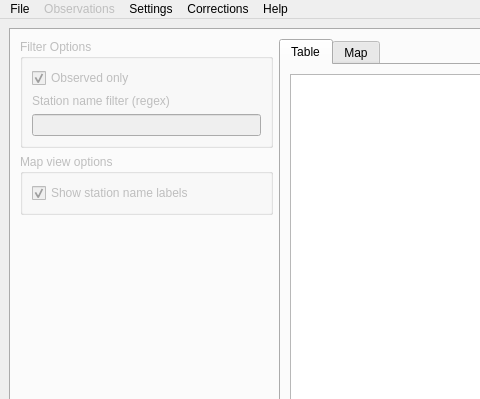
This is gravtools/gui/MainWindow.ui in ahellers/GravTools as Qt 5 draws it before an edit; both pictures show x 0 to 480 and y 0 to 399 of the 1337 by 753 pixel window. The edited form follows.
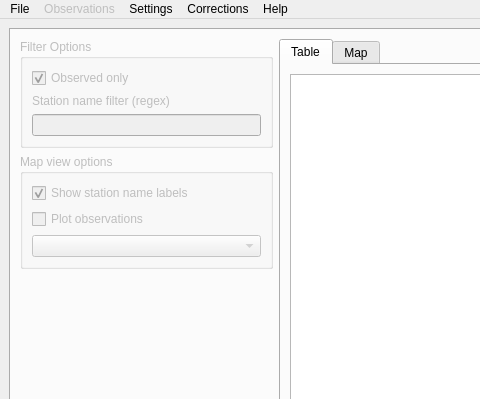
This is the edited form. The open tabs and pages were chosen to show the change. Custom widgets are drawn as their Qt base class.

Commit message: Worked on improved stations map.

What changed in the file:
```diff
--- a/gravtools/gui/MainWindow.ui
+++ b/gravtools/gui/MainWindow.ui
@@ -105,6 +105,26 @@
                  </property>
                 </widget>
                </item>
+               <item>
+                <widget class="QCheckBox" name="checkBox_stations_plot_obs_map">
+                 <property name="toolTip">
+                  <string>&lt;html&gt;&lt;head/&gt;&lt;body&gt;&lt;p&gt;Plot observations in terms of lines in the station plot according to the selection below.&lt;/p&gt;&lt;/body&gt;&lt;/html&gt;</string>
+                 </property>
+                 <property name="text">
+                  <string>Plot observations</string>
+                 </property>
+                </widget>
+               </item>
+               <item>
+                <widget class="QComboBox" name="comboBox_stations_plot_obs_map_surveys">
+                 <property name="enabled">
+                  <bool>false</bool>
+                 </property>
+                 <property name="toolTip">
+                  <string>&lt;html&gt;&lt;head/&gt;&lt;body&gt;&lt;p&gt;Select whether observations of all surveys, or of a selected survey should be plotted in the station map.&lt;/p&gt;&lt;/body&gt;&lt;/html&gt;</string>
+                 </property>
+                </widget>
+               </item>
               </layout>
              </widget>
             </item>
```
Left out of the diff: 16 changed lines with no effect on the pictures. The commit also changes 3 other files.
